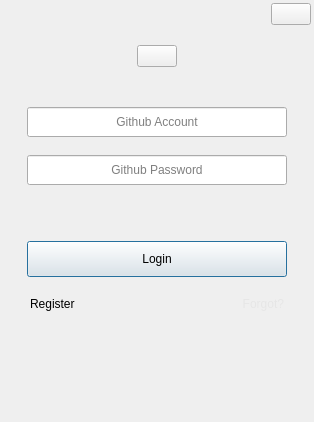
Qt form UiFiles/LoginDialog.ui (PyQt5/PyQtClient) before a commit.
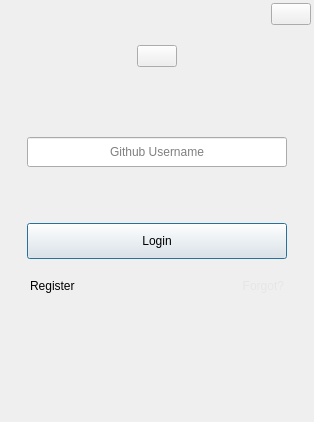
The same form after that commit. Custom widgets are drawn as their Qt base class.

```diff
--- a/UiFiles/LoginDialog.ui
+++ b/UiFiles/LoginDialog.ui
@@ -93,7 +93,7 @@
         <property name="sizeHint" stdset="0">
          <size>
           <width>20</width>
-          <height>40</height>
+          <height>70</height>
          </size>
         </property>
        </spacer>
@@ -146,33 +146,11 @@
            <property name="alignment">
             <set>Qt::AlignCenter</set>
            </property>
-           <property name="placeholderText">
-            <string>Github Account</string>
-           </property>
-          </widget>
-         </item>
-         <item>
-          <widget class="QLineEdit" name="lineEditPassword">
-           <property name="minimumSize">
-            <size>
-             <width>0</width>
-             <height>30</height>
-            </size>
-           </property>
-           <property name="maximumSize">
-            <size>
-             <width>16777215</width>
-             <height>30</height>
-            </size>
-           </property>
-           <property name="echoMode">
-            <enum>QLineEdit::Password</enum>
-           </property>
            <property name="alignment">
             <set>Qt::AlignCenter</set>
            </property>
            <property name="placeholderText">
-            <string>Github Password</string>
+            <string>Github Username</string>
            </property>
           </widget>
          </item>
```
Left out of the diff: 20 changed lines with no effect on the pictures.
